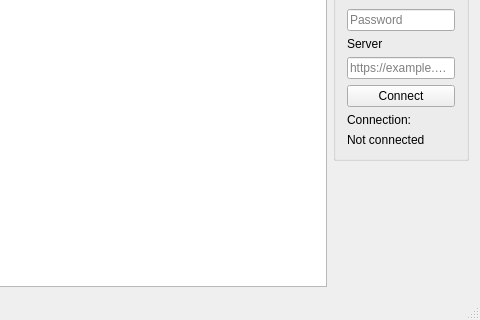
Above: mainwindow.ui from Tercus/ToDo before the change; both pictures show x 136 to 616 and y 137 to 457 of the 616 by 457 pixel window. Below: the same form after it.
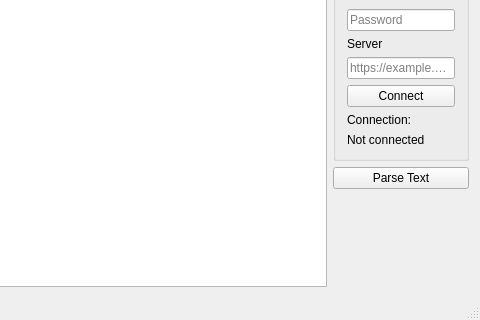
That is the form after the change.

The edit to the form file:
```diff
--- a/mainwindow.ui
+++ b/mainwindow.ui
@@ -150,6 +150,13 @@
         </layout>
        </widget>
       </item>
+      <item>
+       <widget class="QPushButton" name="pushButton_parse">
+        <property name="text">
+         <string>Parse Text</string>
+        </property>
+       </widget>
+      </item>
       <item>
        <spacer name="verticalSpacer">
         <property name="orientation">
```
